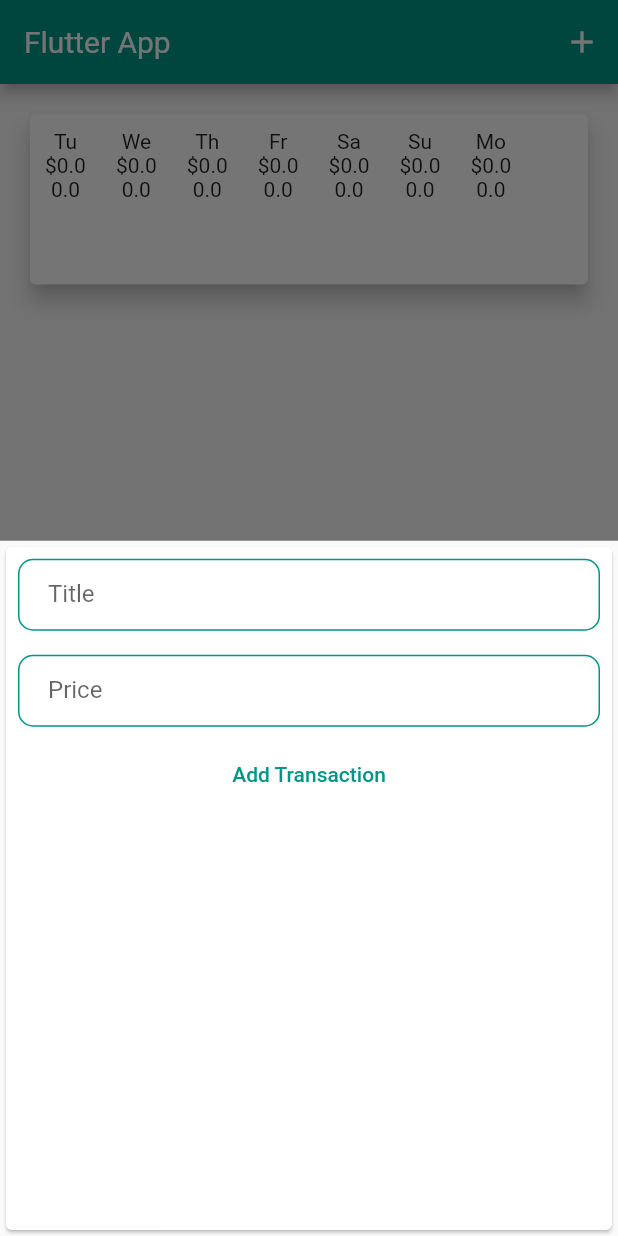
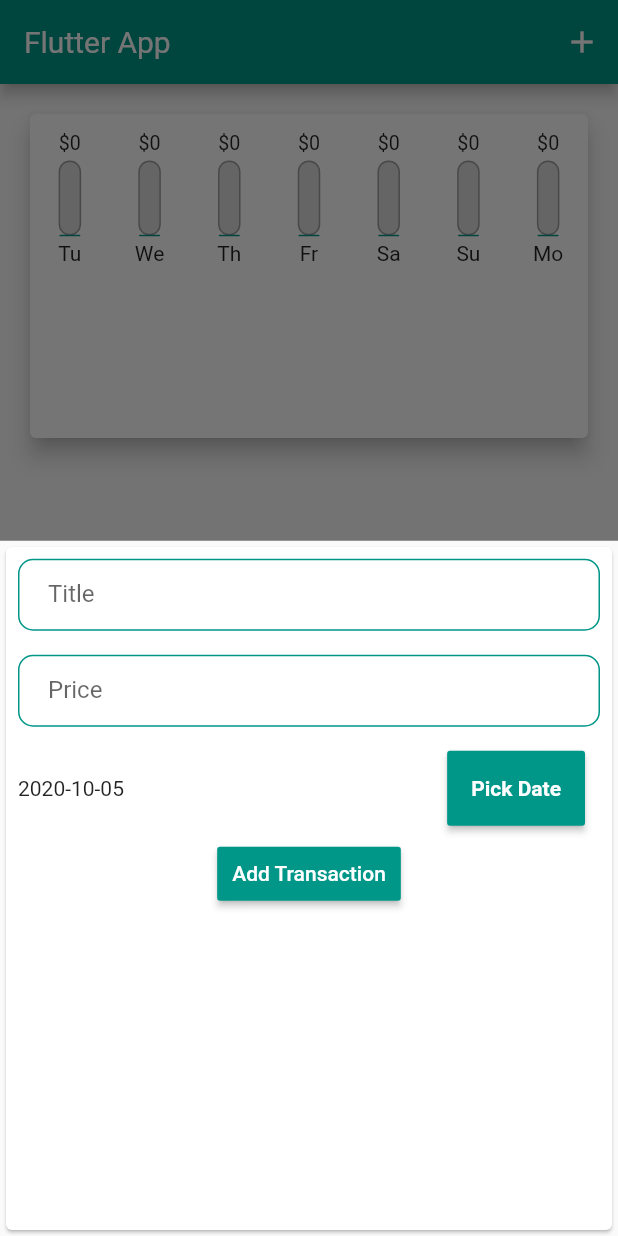
Before and after one commit to ShijuPJohn/expenses_app, a Flutter app: the screen it shows after launch, after a tap on the "add" icon, on a phone screen of 412 x 824 dp. Run offline on Flutter 3.47's test engine with Material 2 defaults, Android fonts, the phone set to English and light mode, and no system bars; Roboto replaces fonts that are missing (OpenSans, QuickSand).

Commit message:
date picker and delete function

```diff
--- a/lib/main.dart
+++ b/lib/main.dart
@@ -63,6 +63,12 @@ class _MyHomePageState extends State<MyHomePage> {
         });
   }
 
+  void deleteFunction(int index) {
+    setState(() {
+      listOfTransactions.removeAt(index);
+    });
+  }
+
   @override
   Widget build(BuildContext context) {
     return Scaffold(
@@ -81,16 +87,19 @@ class _MyHomePageState extends State<MyHomePage> {
         ],
       ),
       body: Column(
+        crossAxisAlignment: CrossAxisAlignment.center,
         children: <Widget>[
           Expanded(
-            flex: 1,
-            child: Chart(recentTransactions: _recentTransactions),
+            flex: 2,
+            child:
+                Center(child: Chart(recentTransactions: _recentTransactions)),
           ),
           Expanded(
             flex: 4,
             child: listOfTransactions.length > 0
                 ? TransactionList(
                     listOfTransactions: listOfTransactions,
+                    deleteCallback: deleteFunction,
                   )
                 : Center(
                     child: Image.asset(
--- a/lib/widgets/add_transaction_card.dart
+++ b/lib/widgets/add_transaction_card.dart
@@ -1,16 +1,24 @@
 import 'package:expense_app/models/transaction.dart';
 import 'package:flutter/material.dart';
+import 'package:intl/intl.dart';
 
 import '../constants.dart';
 
 var _controllerTitle = TextEditingController();
 var _controllerPrice = TextEditingController();
 
-class AddTransactionCard extends StatelessWidget {
+class AddTransactionCard extends StatefulWidget {
   final List<Transaction> listOfTransactions;
   final Function addFunction;
 
   AddTransactionCard({this.listOfTransactions, this.addFunction});
+
+  @override
+  _AddTransactionCardState createState() => _AddTransactionCardState();
+}
+
+class _AddTransactionCardState extends State<AddTransactionCard> {
+  DateTime dateTime = DateTime.now();
 
   void addTransaction() {
     double enteredAmount;
@@ -23,9 +31,26 @@ class AddTransactionCard extends StatelessWidget {
     if (enteredTitle.isEmpty || enteredAmount <= 0) {
       return;
     }
-    addFunction(Transaction('t3', enteredTitle, enteredAmount, DateTime.now()));
+    widget
+        .addFunction(Transaction('t3', enteredTitle, enteredAmount, dateTime));
     _controllerPrice.clear();
     _controllerTitle.clear();
+  }
+
+  void _presentDatePicker(BuildContext ctx) {
+    showDatePicker(
+            context: ctx,
+            initialDate: DateTime.now(),
+            firstDate: DateTime(2019),
+            lastDate: DateTime.now())
+        .then((value) {
+      if (value == null) {
+        return;
+      }
+      setState(() {
+        dateTime = value;
+      });
+    });
   }
 
   @override
@@ -41,7 +66,7 @@ class AddTransactionCard extends StatelessWidget {
                 // onChanged: (value) {
                 //   titleValue = value;
                 // },
-                decoration: kInputDecorationFunction(context,'Title'),
+                decoration: kInputDecorationFunction(context, 'Title'),
               ),
             ),
             Padding(
@@ -56,10 +81,35 @@ class AddTransactionCard extends StatelessWidget {
                 // onChanged: (value) {
                 //   priceValue = double.parse(value);
                 // },
-                decoration: kInputDecorationFunction(context,'Price'),
+                decoration: kInputDecorationFunction(context, 'Price'),
               ),
             ),
-            FlatButton(
+            Padding(
+              padding: EdgeInsets.all(8.0),
+              child: Row(
+                mainAxisAlignment: MainAxisAlignment.spaceBetween,
+                children: [
+                  Text(DateFormat('yyyy-MM-dd').format(dateTime)),
+                  Container(
+                    margin: EdgeInsets.symmetric(horizontal: 10.0),
+                    height: 50.0,
+                    child: RaisedButton(
+                      onPressed: () {
+                        _presentDatePicker(context);
+                      },
+                      color: Theme.of(context).primaryColor,
+                      child: Text(
+                        'Pick Date',
+                        style: TextStyle(
+                            color: Colors.white, fontWeight: FontWeight.bold),
+                      ),
+                    ),
+                  ),
+                ],
+              ),
+            ),
+            RaisedButton(
+              color: Theme.of(context).primaryColor,
               padding: EdgeInsets.all(10.0),
               onPressed: () {
                 addTransaction();
@@ -68,7 +118,7 @@ class AddTransactionCard extends StatelessWidget {
               child: Text(
                 'Add Transaction',
                 style: TextStyle(
-                  color: Theme.of(context).primaryColor,
+                  color: Colors.white,
                 ),
               ),
             )
--- a/lib/widgets/chart.dart
+++ b/lib/widgets/chart.dart
@@ -20,7 +20,6 @@ class Chart extends StatelessWidget {
           totalSum += recentTransactions[i].amount;
         }
       }
-
       return ChartData(
           DateFormat.E().format(weekDay).substring(0, 2), totalSum);
     });
@@ -42,19 +41,21 @@ class Chart extends StatelessWidget {
     return Card(
       elevation: 6.0,
       margin: EdgeInsets.all(20.0),
-      child: SingleChildScrollView(
-        child: Row(
-          children: groupedTransactionValues.reversed.map((e) {
-            return Container(
-              padding: EdgeInsets.all(10.0),
+      child: Row(
+        mainAxisAlignment: MainAxisAlignment.spaceAround,
+        children: groupedTransactionValues.reversed.map((e) {
+          return Flexible(
+            fit: FlexFit.tight,
+            child: Container(
+              padding: EdgeInsets.all(12.0),
               child: ChartBar(
                 weekDay: e.day,
                 amountForTheDay: e.amount,
                 totalAmount: totalAmountForTheWeek,
               ),
-            );
-          }).toList(),
-        ),
+            ),
+          );
+        }).toList(),
       ),
     );
   }
--- a/lib/widgets/chart_bar.dart
+++ b/lib/widgets/chart_bar.dart
@@ -11,9 +11,40 @@ class ChartBar extends StatelessWidget {
   Widget build(BuildContext context) {
     return Column(
       children: [
+        Container(
+            height: 15.0,
+            child: FittedBox(
+                child: Text('\$${amountForTheDay.toStringAsFixed(0)}'))),
+        SizedBox(height: 4.0),
+        Container(
+          height: 50.0,
+          width: 15.0,
+          child: Stack(
+            alignment: Alignment.bottomCenter,
+            children: [
+              Container(
+                decoration: BoxDecoration(
+                  border: Border.all(color: Colors.grey, width: 1.0),
+                  color: Color.fromRGBO(220, 220, 220, 1),
+                  borderRadius: BorderRadius.circular(20.0),
+                ),
+              ),
+              FractionallySizedBox(
+                heightFactor:
+                    totalAmount == 0 ? 0 : (amountForTheDay / totalAmount),
+                child: Container(
+                  decoration: BoxDecoration(
+                    border: Border.all(color: Colors.grey, width: 1.0),
+                    color: Colors.teal,
+                    borderRadius: BorderRadius.circular(20.0),
+                  ),
+                ),
+              )
+            ],
+          ),
+        ),
+        SizedBox(height: 4.0),
         Text(weekDay),
-        Text('\$$amountForTheDay'),
-        Text('$totalAmount')
       ],
     );
   }
--- a/lib/widgets/transaction_list.dart
+++ b/lib/widgets/transaction_list.dart
@@ -6,8 +6,10 @@ import '../models/transaction.dart';
 
 class TransactionList extends StatelessWidget {
   final List<Transaction> listOfTransactions;
+  final Function deleteCallback;
 
-  const TransactionList({Key key, this.listOfTransactions}) : super(key: key);
+  const TransactionList({Key key, this.listOfTransactions, this.deleteCallback})
+      : super(key: key);
 
   @override
   Widget build(BuildContext context) {
@@ -54,7 +56,15 @@ class TransactionList extends StatelessWidget {
                       )
                     ],
                   ),
-                )
+                ),
+                IconButton(
+                  padding: EdgeInsets.all(10.0),
+                  color: Colors.red,
+                  icon: Icon(Icons.delete),
+                  onPressed: () {
+                    deleteCallback(index);
+                  },
+                ),
               ],
             ),
           );
```
